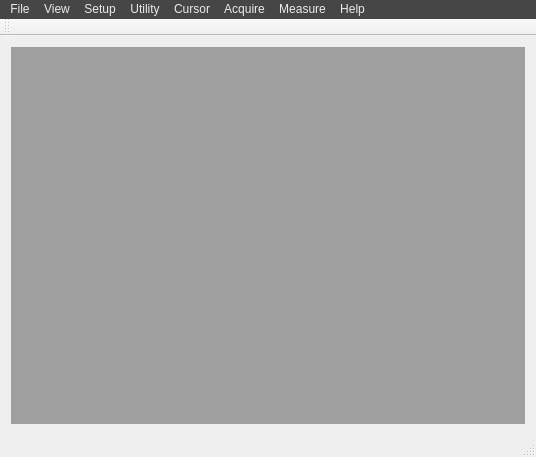
Qt form Oscilloscope/mainwindow.ui (jiwon8578/Oscilloscope) before a commit.
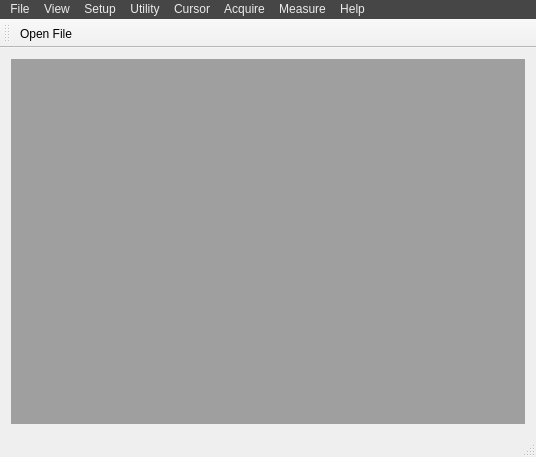
The same form after that commit. Icons and pictures are not drawn.

Commit message: icon개빡쵸2

Diff of the .ui file:
```diff
--- a/Oscilloscope/mainwindow.ui
+++ b/Oscilloscope/mainwindow.ui
@@ -391,6 +391,7 @@
    <attribute name="toolBarBreak">
     <bool>false</bool>
    </attribute>
+   <addaction name="actionOpen_File"/>
   </widget>
   <widget class="QStatusBar" name="statusBar"/>
   <action name="actionLoad_Setup">
```
Left out of the diff: 10 changed lines with no effect on the pictures. The commit also changes 2 other files.
